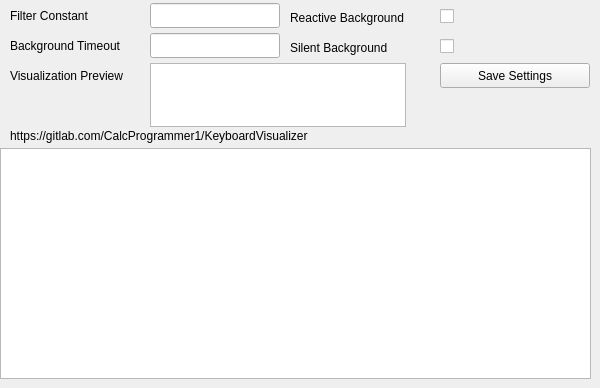
Qt form KeyboardVisualizerQT/keyboardvisualizer.ui (CalcProgrammer1/KeyboardVisualizer) before a commit; both pictures show x 0 to 600 and y 212 to 600 of the 600 by 600 pixel window.
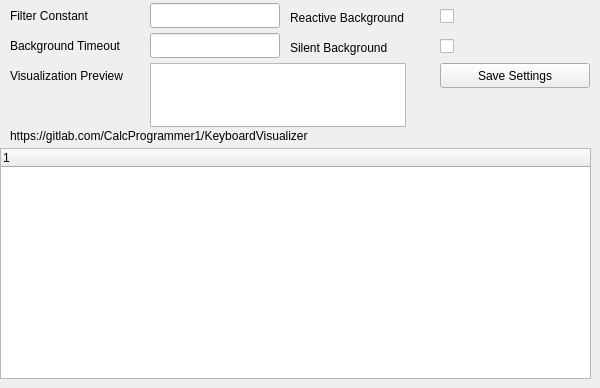
The same form after that commit.

Commit message: Use tree view for device list and add columns for LED count and zone type

Patch:
```diff
--- a/KeyboardVisualizerQT/keyboardvisualizer.ui
+++ b/KeyboardVisualizerQT/keyboardvisualizer.ui
@@ -510,7 +510,7 @@
      <string>Background Timeout</string>
     </property>
    </widget>
-   <widget class="QListWidget" name="list_Devices">
+   <widget class="QTreeWidget" name="tree_Devices">
     <property name="geometry">
      <rect>
       <x>0</x>
@@ -519,6 +519,11 @@
       <height>231</height>
      </rect>
     </property>
+    <column>
+     <property name="text">
+      <string notr="true">1</string>
+     </property>
+    </column>
    </widget>
   </widget>
  </widget>
```
The commit also changes 1 other file.
